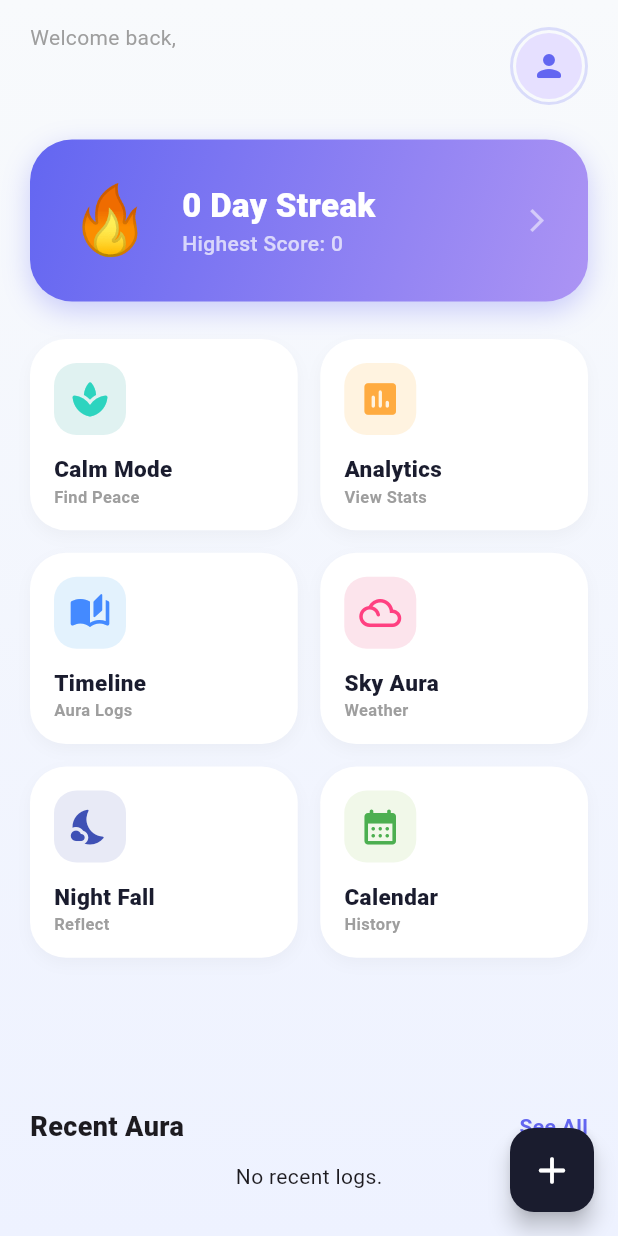
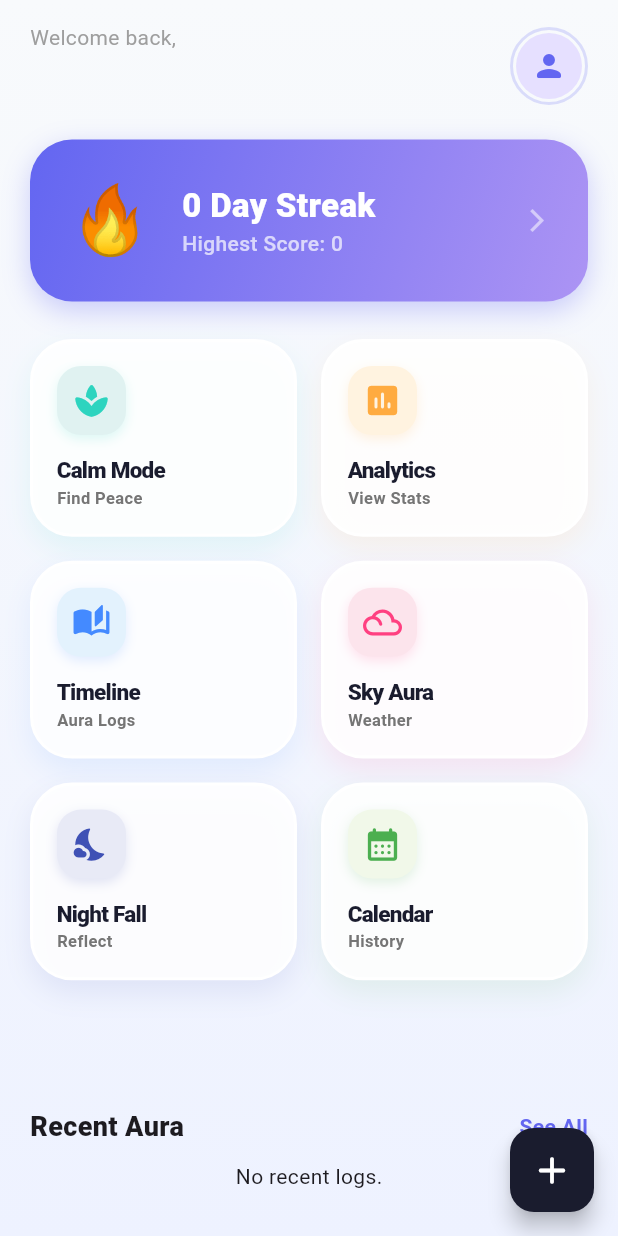
Before and after one commit to emon047/defence_project_G11, a Flutter app: the HomeScreen screen opened by its route, on a phone screen of 412 x 824 dp. Run offline on Flutter 3.47's test engine with Material 3 defaults, Android fonts, the phone set to English and light mode, and no system bars; our stand-ins replace cloud_firestore, firebase_auth, firebase_core, google_fonts, google_maps_flutter, table_calendar; accounts and stored records are empty.

Commit message:
Update my flutter project

```diff
--- a/lib/screens/home_screen.dart
+++ b/lib/screens/home_screen.dart
@@ -94,15 +94,15 @@ class HomeScreen extends StatelessWidget {
 
                     const SizedBox(height: 25),
 
-                    // BIGGER FEATURE GRID
+                    // UNIQUE ENHANCED FEATURE GRID
                     Expanded(
-                      flex: 5,
+                      flex: 6,
                       child: GridView.count(
                         crossAxisCount: 2,
-                        crossAxisSpacing: 15,
-                        mainAxisSpacing: 15,
-                        childAspectRatio: 1.4, // Adjusted for larger height
-                        physics: const NeverScrollableScrollPhysics(),
+                        crossAxisSpacing: 16,
+                        mainAxisSpacing: 16,
+                        childAspectRatio: 1.35,
+                        physics: const BouncingScrollPhysics(),
                         children: [
                           _bentoTile(context, "Calm Mode", "Find Peace", Icons.spa_rounded, const Color(0xFFE0F2F1), AppColors.auroraTeal, const CalmModePage()),
                           _bentoTile(context, "Analytics", "View Stats", Icons.insert_chart_rounded, const Color(0xFFFFF3E0), Colors.orangeAccent, const MoodAnalyticsPage()),
@@ -165,28 +165,61 @@ class HomeScreen extends StatelessWidget {
     );
   }
 
+  // --- UPDATED UNIQUE BUTTON DESIGN ---
   Widget _bentoTile(BuildContext context, String title, String sub, IconData icon, Color bgColor, Color iconColor, Widget page) {
     return GestureDetector(
       onTap: () => Navigator.push(context, MaterialPageRoute(builder: (context) => page)),
       child: Container(
         padding: const EdgeInsets.all(16),
         decoration: BoxDecoration(
-          color: Colors.white,
-          borderRadius: BorderRadius.circular(24),
-          boxShadow: [BoxShadow(color: Colors.black.withOpacity(0.03), blurRadius: 8, offset: const Offset(0, 4))]
+          color: Colors.white.withOpacity(0.9),
+          borderRadius: BorderRadius.circular(28),
+          border: Border.all(color: Colors.white, width: 2),
+          boxShadow: [
+            BoxShadow(
+              color: iconColor.withOpacity(0.1),
+              blurRadius: 15,
+              offset: const Offset(0, 8),
+            ),
+          ],
         ),
         child: Column(
           crossAxisAlignment: CrossAxisAlignment.start,
-          mainAxisAlignment: MainAxisAlignment.center,
+          mainAxisAlignment: MainAxisAlignment.spaceBetween,
           children: [
             Container(
               padding: const EdgeInsets.all(10),
-              decoration: BoxDecoration(color: bgColor, borderRadius: BorderRadius.circular(15)),
-              child: Icon(icon, color: iconColor, size: 28) // Increased Icon Size
+              decoration: BoxDecoration(
+                color: bgColor,
+                borderRadius: BorderRadius.circular(16),
+                boxShadow: [
+                  BoxShadow(color: iconColor.withOpacity(0.15), blurRadius: 6, offset: const Offset(0, 3))
+                ]
+              ),
+              child: Icon(icon, color: iconColor, size: 26),
             ),
-            const SizedBox(height: 12),
-            Text(title, style: const TextStyle(fontWeight: FontWeight.w900, fontSize: 15, color: AppColors.spaceDark)),
-            Text(sub, style: TextStyle(fontSize: 11, color: Colors.grey.shade500, fontWeight: FontWeight.w600)),
+            Column(
+              crossAxisAlignment: CrossAxisAlignment.start,
+              children: [
+                Text(
+                  title,
+                  style: const TextStyle(
+                    fontWeight: FontWeight.w900,
+                    fontSize: 15,
+                    color: AppColors.spaceDark,
+                    letterSpacing: -0.5,
+                  )
+                ),
+                Text(
+                  sub,
+                  style: TextStyle(
+                    fontSize: 11,
+                    color: Colors.grey.shade600,
+                    fontWeight: FontWeight.w600
+                  )
+                ),
+              ],
+            ),
           ],
         ),
       ),
```
